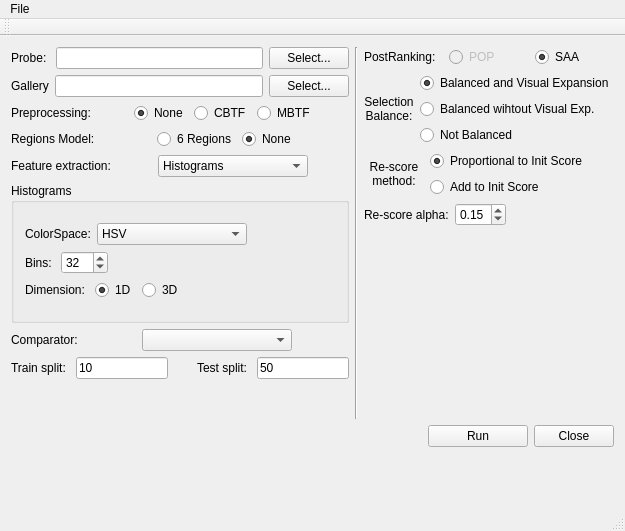
Luigolas/PyReID, file gui/mainwindow.ui: the form before one commit.
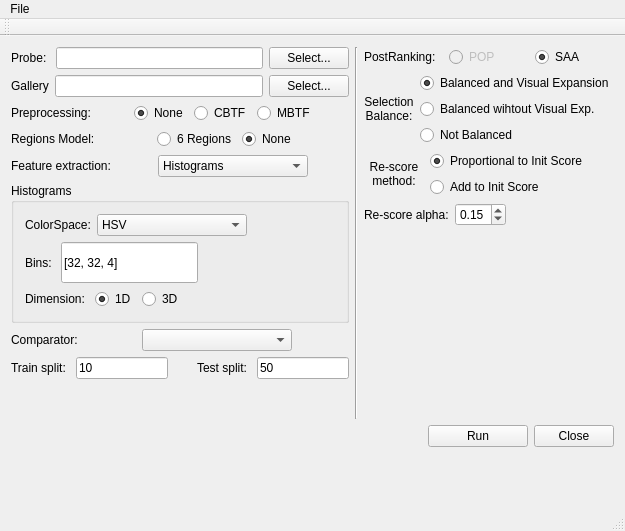
The form after the commit.

The edit to the form file:
```diff
--- a/gui/mainwindow.ui
+++ b/gui/mainwindow.ui
@@ -380,15 +380,15 @@
                   </widget>
                  </item>
                  <item>
-                  <widget class="QSpinBox" name="spinBoxBins">
-                   <property name="minimum">
-                    <number>2</number>
+                  <widget class="QLineEdit" name="lineEditBins">
+                   <property name="sizePolicy">
+                    <sizepolicy hsizetype="Expanding" vsizetype="Minimum">
+                     <horstretch>0</horstretch>
+                     <verstretch>0</verstretch>
+                    </sizepolicy>
                    </property>
-                   <property name="maximum">
-                    <number>256</number>
-                   </property>
-                   <property name="value">
-                    <number>32</number>
+                   <property name="text">
+                    <string>[32, 32, 4]</string>
                    </property>
                   </widget>
                  </item>
```
